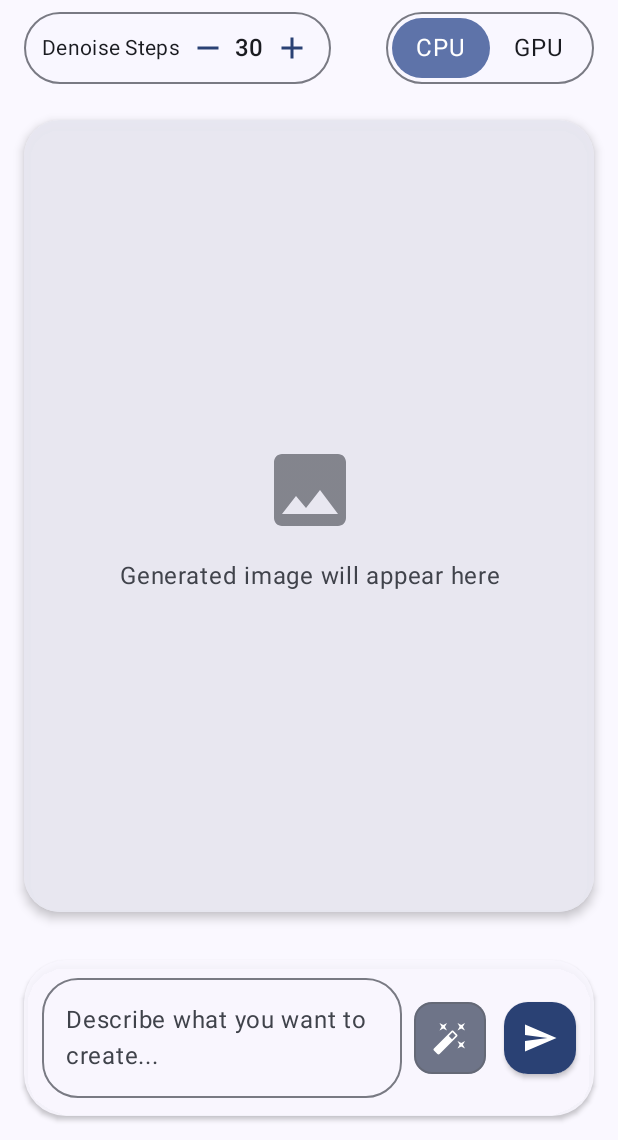
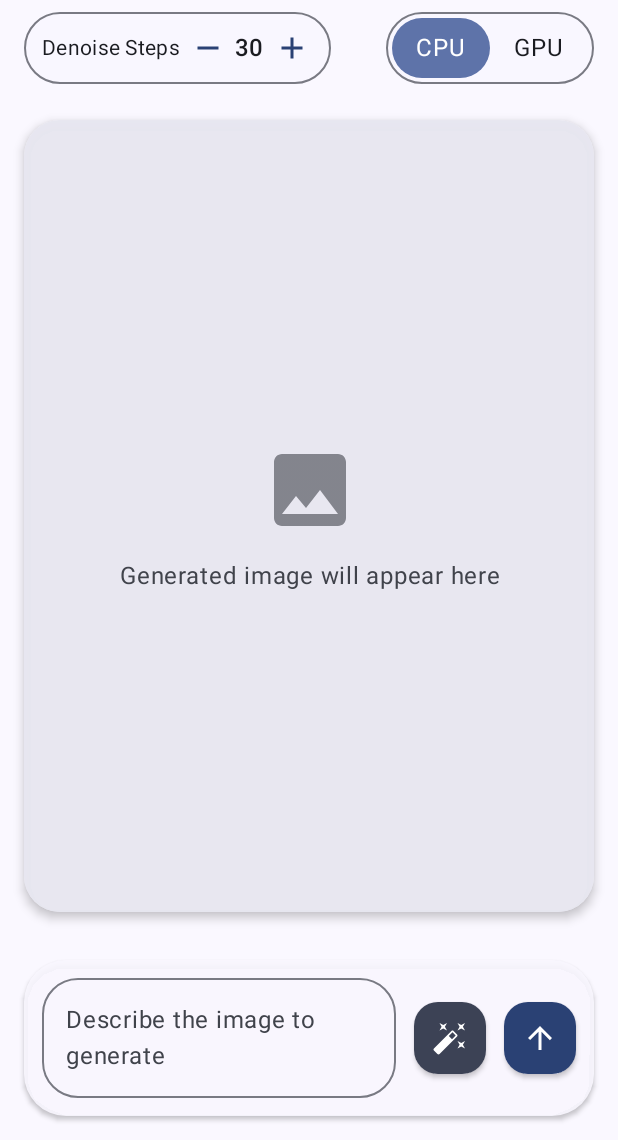
Before and after one commit to zwnkoko/Edge-Diffusion-v1.4, an Android app built with Jetpack Compose: the screen it shows after launch (MainActivity), on a phone screen of 412 x 824 dp, the part 96-1236 px from its top. Run offline under Robolectric (Android 15) with nearby library versions, the phone set to English and light mode, and no system bars.

Commit message:
refactor: Promptfield into reusable component

```diff
--- a/app/src/main/java/com/example/edgediffusionv14/MainActivity.kt
+++ b/app/src/main/java/com/example/edgediffusionv14/MainActivity.kt
@@ -36,7 +36,6 @@ import androidx.compose.runtime.mutableStateOf
 import androidx.compose.runtime.remember
 import androidx.compose.runtime.setValue
 import androidx.compose.ui.Alignment
-import androidx.compose.ui.Modifier
 import androidx.compose.ui.draw.clip
 import androidx.compose.ui.graphics.Color
 import androidx.compose.ui.text.style.TextAlign
@@ -51,11 +50,14 @@ import androidx.compose.material3.TextFieldDefaults
 import androidx.compose.foundation.layout.width
 import androidx.compose.material.icons.filled.AutoFixHigh
 import androidx.compose.foundation.layout.fillMaxHeight
+import androidx.compose.material.icons.filled.ArrowUpward
 import androidx.compose.runtime.mutableIntStateOf
+import androidx.compose.ui.Modifier
 
 import com.example.edgediffusionv14.ui.components.StepControl
 import com.example.edgediffusionv14.ui.components.SegmentedControl
 import com.example.edgediffusionv14.ui.components.ImageDisplay
+import com.example.edgediffusionv14.ui.components.PromptField
 
 class MainActivity : ComponentActivity() {
     override fun onCreate(savedInstanceState: Bundle?) {
@@ -185,70 +187,15 @@ fun DiffusionApp() {
                 elevation = CardDefaults.cardElevation(defaultElevation = 2.dp),
                 colors = CardDefaults.cardColors(containerColor = surfaceColor)
             ) {
-                Row(
-                    modifier = Modifier
-                        .fillMaxWidth()
-                        .padding(12.dp),
-                    verticalAlignment = Alignment.CenterVertically
-                ) {
-                    OutlinedTextField(
-                        value = promptText,
-                        onValueChange = { promptText = it },
-                        modifier = Modifier
-                            .weight(1f)
-                            .heightIn(min = 56.dp, max = 120.dp), // Allows text field to grow up to a maximum height
-                        placeholder = { Text("Describe what you want to create...") },
-                        shape = RoundedCornerShape(24.dp),
-                        singleLine = false, // Allow multiple lines
-                        maxLines = 4, // Limit to 4 lines maximum
-                        colors = TextFieldDefaults.colors(
-                            focusedContainerColor = Color.Transparent,
-                            unfocusedContainerColor = Color.Transparent,
-                            disabledContainerColor = Color.Transparent,
-                            focusedIndicatorColor = MaterialTheme.colorScheme.primary,
-                            unfocusedIndicatorColor = MaterialTheme.colorScheme.outlineVariant
-                        )
-                    )
-                    Spacer(modifier = Modifier.width(8.dp))
-
-                    // Rewrite button
-                    IconButton(
-                        onClick = { /* TODO: Implement prompt rewriting logic */ },
-                        modifier = Modifier
-                            .size(48.dp)
-                            .clip(RoundedCornerShape(12.dp))
-                            .background(MaterialTheme.colorScheme.secondaryContainer)
-                            .border(
-                                width = 1.dp,
-                                color = MaterialTheme.colorScheme.outline.copy(alpha = 0.5f),
-                                shape = RoundedCornerShape(12.dp)
-                            ),
-                    ) {
-                        Icon(
-                            imageVector = Icons.Default.AutoFixHigh,
-                            contentDescription = "Rewrite Prompt",
-                            tint = MaterialTheme.colorScheme.onSecondaryContainer
-                        )
-                    }
-                    FloatingActionButton(
-                        onClick = { /* TODO: Handle prompt submission */ },
-                        modifier = Modifier
-                            .padding(start = 12.dp)
-                            .size(48.dp),
-                        containerColor = MaterialTheme.colorScheme.primary,
-                        contentColor = MaterialTheme.colorScheme.onPrimary,
-                        shape = RoundedCornerShape(16.dp),
-                        elevation = FloatingActionButtonDefaults.elevation(
-                            defaultElevation = 2.dp,
-                            pressedElevation = 4.dp
-                        )
-                    ) {
-                        Icon(
-                            imageVector = Icons.Default.Send,
-                            contentDescription = "Generate"
-                        )
-                    }
-                }
+                PromptField(
+                    modifier = Modifier.padding(12.dp),
+                    rewriteBtn = true,
+                    placeHolderText = "Describe the image to generate",
+                    promptText = promptText,
+                    onPromptChange = { newPrompt -> promptText = newPrompt },
+                    onRewriteClick = { /* TODO */ },
+                    onSubmit = { println(promptText) }
+                )
             }
         }
     }
--- /dev/null
+++ b/app/src/main/java/com/example/edgediffusionv14/ui/components/PromptField.kt
@@ -0,0 +1,100 @@
+package com.example.edgediffusionv14.ui.components
+
+import androidx.compose.foundation.layout.Row
+import androidx.compose.foundation.layout.fillMaxWidth
+import androidx.compose.foundation.layout.heightIn
+import androidx.compose.foundation.layout.size
+import androidx.compose.foundation.shape.RoundedCornerShape
+import androidx.compose.material.icons.Icons
+import androidx.compose.material.icons.filled.AutoFixHigh
+import androidx.compose.material3.Icon
+import androidx.compose.material3.MaterialTheme
+import androidx.compose.material3.OutlinedTextField
+import androidx.compose.material3.Text
+import androidx.compose.material3.TextFieldDefaults
+import androidx.compose.runtime.Composable
+import androidx.compose.ui.Alignment
+import androidx.compose.ui.Modifier
+import androidx.compose.ui.graphics.Color
+import androidx.compose.ui.unit.dp
+import androidx.compose.foundation.layout.padding
+import androidx.compose.material.icons.filled.ArrowUpward
+import androidx.compose.material3.FloatingActionButton
+import androidx.compose.material3.FloatingActionButtonDefaults
+
+@Composable
+fun PromptField(
+    modifier: Modifier = Modifier,
+    rewriteBtn: Boolean,
+    placeHolderText: String,
+    promptText: String,
+    onPromptChange: (String) -> Unit,
+    onRewriteClick: () -> Unit,
+    onSubmit: () -> Unit,
+    maxLines: Int = 4,
+    btnSize: Int = 48
+) {
+    Row(modifier = modifier.fillMaxWidth(), verticalAlignment = Alignment.CenterVertically) {
+        // Prompt text field
+        OutlinedTextField(
+            value = promptText,
+            onValueChange = onPromptChange,
+            modifier = Modifier
+                .weight(1f)
+                .heightIn(min = 56.dp, max = 120.dp),
+            placeholder = { Text(text = placeHolderText) },
+            shape = RoundedCornerShape(24.dp),
+            singleLine = false,
+            maxLines = maxLines,
+            colors = TextFieldDefaults.colors(
+                focusedContainerColor = Color.Transparent,
+                unfocusedContainerColor = Color.Transparent,
+                disabledContainerColor = Color.Transparent,
+                focusedIndicatorColor = MaterialTheme.colorScheme.primary,
+                unfocusedIndicatorColor = MaterialTheme.colorScheme.outlineVariant
+            )
+        )
+
+        // Rewrite button
+        if(rewriteBtn) {
+            FloatingActionButton(
+                modifier = Modifier
+                    .padding(start = 12.dp)
+                    .size(btnSize.dp),
+                containerColor = MaterialTheme.colorScheme.secondary,
+                contentColor = MaterialTheme.colorScheme.onSecondary,
+                shape = RoundedCornerShape(16.dp),
+                elevation = FloatingActionButtonDefaults.elevation(
+                    defaultElevation = 2.dp,
+                    pressedElevation = 4.dp
+                ),
+                onClick = onRewriteClick
+            ) {
+                Icon(
+                    imageVector = Icons.Default.AutoFixHigh,
+                    contentDescription = "Rewrite Prompt"
+                )
+            }
+        }
+
+        // Submit button
+        FloatingActionButton(
+            onClick = onSubmit,
+            modifier = Modifier
+                .padding(start = 12.dp)
+                .size(btnSize.dp),
+            containerColor = MaterialTheme.colorScheme.primary,
+            contentColor = MaterialTheme.colorScheme.onPrimary,
+            shape = RoundedCornerShape(16.dp),
+            elevation = FloatingActionButtonDefaults.elevation(
+                defaultElevation = 2.dp,
+                pressedElevation = 4.dp
+            )
+        ) {
+            Icon(
+                imageVector = Icons.Default.ArrowUpward,
+                contentDescription = "Generate"
+            )
+        }
+    }
+}
```
